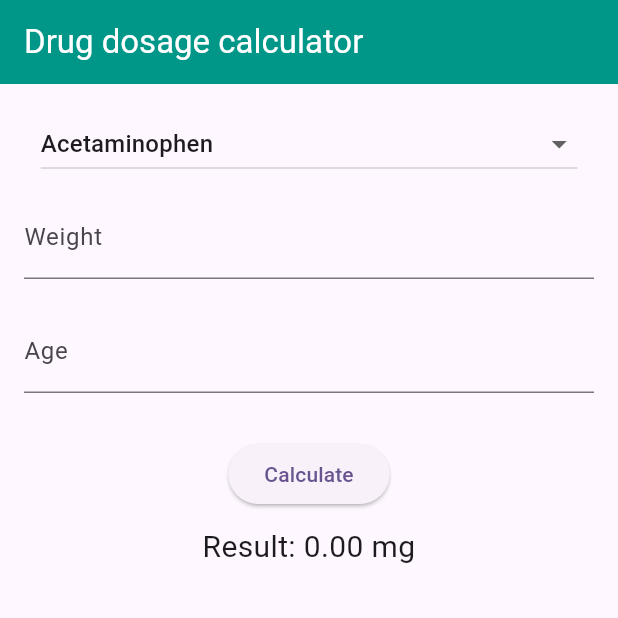
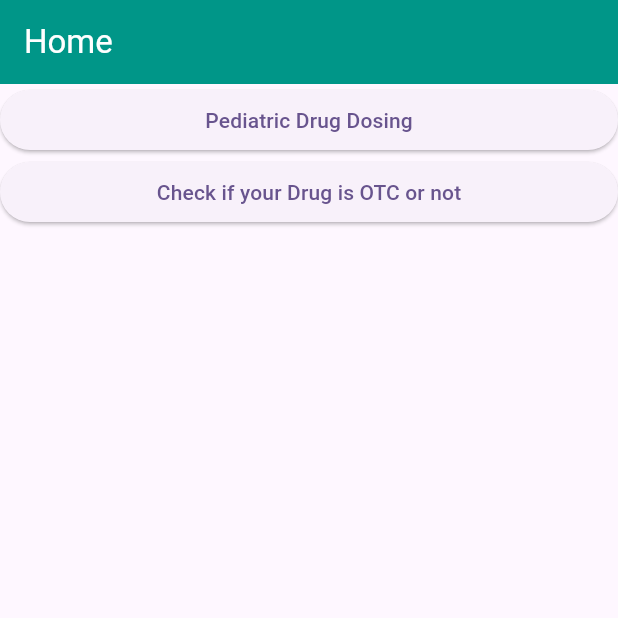
Before and after one commit to mhasannejad/ultimate-drug-dosing, a Flutter app: the screen it shows after launch, on a phone screen of 412 x 824 dp, the top half of it. Run offline on Flutter 3.47's test engine with Material 3 defaults, Android fonts, the phone set to English and light mode, and no system bars.

Commit message:
check if it is otc

```diff
--- a/lib/main.dart
+++ b/lib/main.dart
@@ -1,5 +1,7 @@
 import 'dart:convert';
 
+import 'package:drug_dosing/tools/dosing.dart';
+import 'package:drug_dosing/tools/otc_check.dart';
 import 'package:flutter/material.dart';
 import 'package:flutter/services.dart';
 
@@ -35,203 +37,54 @@ class MyApp extends StatelessWidget {
         useMaterial3: true,
       ),
       debugShowCheckedModeBanner: false,
-      home: MyHomePage(title: 'Drug dosage calculator'),
+      home: Home(),
     );
   }
 }
 
-class MyHomePage extends StatefulWidget {
-  MyHomePage({Key? key, required this.title}) : super(key: key);
 
-  final String title;
+class Home extends StatefulWidget {
+  const Home({super.key});
 
   @override
-  _MyHomePageState createState() => _MyHomePageState();
+  State<Home> createState() => _HomeState();
 }
 
-class _MyHomePageState extends State<MyHomePage> {
-  String selected = 'Acetaminophen';
-  List<String> _items = ['Acetaminophen', 'Ibuprofen'];
-
-  Future<List<String>> readDrugNames() async {
-    final String response =
-        await rootBundle.loadString('assets/jsonfiles/drugs_list.json');
-    final data = await json.decode(response);
-    final List<String> names = [for (var item in data) item['name']];
-
-    return names;
-  }
-
-  final _weightController = TextEditingController();
-  final _ageController = TextEditingController();
-  double _result = 0;
-  String _command = '';
-
-  @override
-  void initState() {
-    // TODO: implement initState
-    super.initState();
-    readDrugNames().then((value) {
-      setState(() {
-        print(value);
-        _items = value;
-      });
-    });
-  }
-
-  final List<String> _items2 = [
-    'Metronidazole',
-    'Penicillin V',
-    'Amoxicillin 125',
-    'Amoxicillin 250',
-    'Amoxicillin 200',
-    'Amoxicillin 400',
-    'Azithromycin 100',
-    'Azithromycin 200',
-    'Cefixime',
-    'Cephalexin 125',
-    'Cephalexin 250',
-    'Clarithromycin 125',
-    'Clarithromycin 250',
-    'Co- amoxiclave 156',
-    'Co- amoxiclave 312',
-    'Co- amoxiclave 228',
-    'Co- amoxiclave 457',
-    'Co- amoxiclave 643',
-    'Co- trimoxazole',
-    'Erythromycin',
-    'fexofenadine'
-  ];
-
-  Future<void> _calculate() async {
-    final String jsonString =
-        await rootBundle.loadString('assets/jsonfiles/drugs_list.json');
-    final List<dynamic> data = jsonDecode(jsonString);
-    print(data[0]['name']);
-    final Map<String, dynamic> drug = data.firstWhere((element) =>
-        element['name'].toString().toLowerCase() == (selected.toLowerCase()));
-    print(drug);
-    if (drug['type'] == 'weight') {
-      double weight = double.parse(_weightController.text);
-      final double dosage = weight * double.parse(drug['factor']);
-      setState(() {
-        _result = dosage;
-        _command = drug['info'];
-      });
-    } else if (drug['type'] == 'static') {
-      setState(() {
-        _result = double.nan;
-        _command = drug['info'];
-      });
-    } else if (drug['type'] == 'range_age') {
-      double age = double.parse(_ageController.text);
-      for (var range in drug['ranges']) {
-        if (range['min'] <= age && age <= range['max']) {
-          setState(() {
-            _result = double.nan;
-            _command = range['info'];
-          });
-          print(range);
-        }
-      }
-    }else if (drug['type'] == 'range_weight') {
-      double weight = double.parse(_weightController.text);
-      for (var range in drug['ranges']) {
-        if (range['min'] <= weight && weight <= range['max']) {
-          setState(() {
-            _result = double.nan;
-            _command = range['info'];
-          });
-          print(range);
-        }
-      }
-    }
-  }
-
-  @override
-  void dispose() {
-    _weightController.dispose();
-    _ageController.dispose();
-    super.dispose();
-  }
-
+class _HomeState extends State<Home> {
   @override
   Widget build(BuildContext context) {
     return Scaffold(
       appBar: AppBar(
-        title: Text(
-          widget.title,
+        title: const Text(
+          'Home',
           style: TextStyle(color: Colors.white),
         ),
         backgroundColor: Colors.teal,
       ),
-      body: Container(
-        padding: EdgeInsets.all(16),
-        child: Column(
-          mainAxisAlignment: MainAxisAlignment.start,
-          children: <Widget>[
-            Container(
-              child: _items.length == 0
-                  ? Container()
-                  : DropdownButton<String>(
-                      value: selected,
-                      onChanged: (String? newValue) {
-                        setState(() {
-                          selected = newValue!;
-                        });
-                      },
-                      items:
-                          _items.map<DropdownMenuItem<String>>((String value) {
-                        return DropdownMenuItem<String>(
-                          value: value,
-                          child: Text(value),
-                        );
-                      }).toList(),
-                    ),
+      body: Center(
+        child: ListView(
+          children: [
+            // Button 1: Navigate to SecondScreen
+            ElevatedButton(
+              onPressed: () {
+                Navigator.push(
+                  context,
+                  MaterialPageRoute(builder: (context) => MyDosing(title: 'title')),
+                );
+              },
+              child: Text('Pediatric Drug Dosing'),
             ),
-            Container(
-              margin: EdgeInsets.symmetric(vertical: 10),
-              child: TextField(
-                controller: _weightController,
-                keyboardType: TextInputType.number,
-                inputFormatters: <TextInputFormatter>[
-                  FilteringTextInputFormatter.digitsOnly
-                ],
-                decoration: InputDecoration(
-                  labelText: 'Weight',
-                ),
-              ),
+            // Button 2: Navigate to ThirdScreen
+            ElevatedButton(
+              onPressed: () {
+                Navigator.push(
+                  context,
+                  MaterialPageRoute(builder: (context) => JsonSearchScreen()),
+                );
+              },
+              child: Text('Check if your Drug is OTC or not'),
             ),
-            Container(
-              margin: EdgeInsets.symmetric(vertical: 10),
-              child: TextField(
-                controller: _ageController,
-                keyboardType: TextInputType.number,
-
-                inputFormatters: <TextInputFormatter>[
-                  FilteringTextInputFormatter.digitsOnly
-                ],
-                decoration: InputDecoration(
-                  labelText: 'Age',
-                  hintText: 'months'
-                ),
-              ),
-            ),
-            Container(
-              margin: EdgeInsets.only(top: 20),
-              child: ElevatedButton(
-                onPressed: _calculate,
-                child: Text('Calculate'),
-              ),
-            ),
-            Container(
-              margin: EdgeInsets.only(top: 10),
-              child: Text(
-                'Result: ${_result.toStringAsFixed(2)} mg \n $_command',
-                style: TextStyle(fontSize: 20),
-                textAlign: TextAlign.center,
-              ),
-            ),
+            // Add more buttons as needed...
           ],
         ),
       ),
--- a/pubspec.yaml
+++ b/pubspec.yaml
@@ -61,6 +61,7 @@ flutter:
   # To add assets to your application, add an assets section, like this:
   assets:
     - assets/jsonfiles/drugs_list.json
+    - assets/jsonfiles/otc.json
   #   - images/a_dot_burr.jpeg
   #   - images/a_dot_ham.jpeg
 
```
Also changed, not shown: assets/jsonfiles/drugs_list.json (+51 -24 lines), assets/jsonfiles/otc.json (added, +1 -0 lines), lib/tools/dosing.dart (added, +209 -0 lines), lib/tools/otc_check.dart (added, +80 -0 lines).
